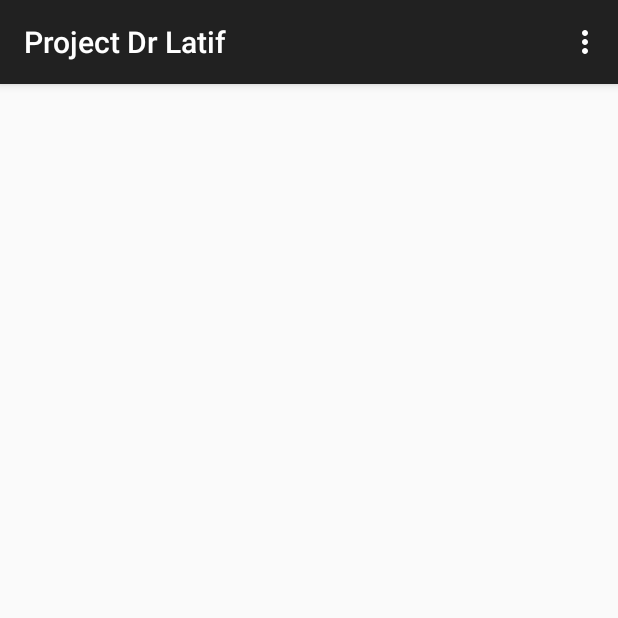
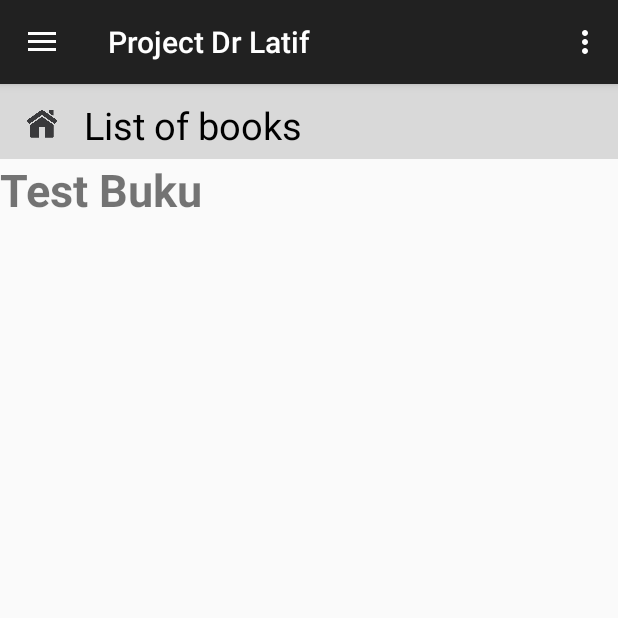
Before and after one commit to Nadzmi-Freelance/Project-Dr-Latif, an Android app: the screen it shows after launch (MainActivity), on a phone screen of 412 x 824 dp, the top half of it. Run offline under Robolectric (Android 15) with nearby library versions, the phone set to English and light mode, and no system bars.

Commit message:
Test 2 - Slide menu (Drawer menu) complete
Dah setel utk drawer menu, listview ada masalah nak detect click antara
'listview kat drawer' n 'listview kat main page(book list)'

```diff
--- a/app/src/main/java/com/example/seladanghijau/projectdrlatif/BookDetail.java
+++ b/app/src/main/java/com/example/seladanghijau/projectdrlatif/BookDetail.java
@@ -4,11 +4,8 @@ import android.os.Bundle;
 import android.support.v7.app.ActionBarActivity;
 
 public class BookDetail extends ActionBarActivity {
-
-    @Override
     protected void onCreate(Bundle savedInstanceState) {
         super.onCreate(savedInstanceState);
         setContentView(R.layout.activity_book_detail);
     }
-
 }
--- a/app/src/main/java/com/example/seladanghijau/projectdrlatif/MainActivity.java
+++ b/app/src/main/java/com/example/seladanghijau/projectdrlatif/MainActivity.java
@@ -1,45 +1,95 @@
 package com.example.seladanghijau.projectdrlatif;
 
 import android.content.Intent;
+import android.content.res.Configuration;
+import android.media.session.PlaybackState;
 import android.os.Bundle;
+import android.support.v4.widget.DrawerLayout;
 import android.support.v7.app.ActionBarActivity;
+import android.support.v7.app.ActionBarDrawerToggle;
 import android.view.Menu;
 import android.view.MenuItem;
 import android.view.View;
+import android.widget.AdapterView;
+import android.widget.ArrayAdapter;
 import android.widget.Button;
+import android.widget.ListView;
+import android.widget.Toast;
+import android.widget.Toolbar;
 
-public class MainActivity extends ActionBarActivity implements View.OnClickListener {
+public class MainActivity extends ActionBarActivity implements AdapterView.OnItemClickListener {
+    ActionBarDrawerToggle drawerListener;
+    DrawerLayout drawerLayout;
+    ListView menuList, listBuku;
+    String[] menus, buku;
 
-    @Override
     protected void onCreate(Bundle savedInstanceState) {
         super.onCreate(savedInstanceState);
         setContentView(R.layout.activity_main);
+
+        // register android objects
+        drawerLayout = (DrawerLayout) findViewById(R.id.drawerLayout);
+        menuList = (ListView) findViewById(R.id.menuList);
+        listBuku = (ListView) findViewById(R.id.listBuku);
+
+        menus = getResources().getStringArray(R.array.menus); // get list of menus from xml file
+        buku = getResources().getStringArray(R.array.buku);
+        drawerListener = new ActionBarDrawerToggle(this, drawerLayout, 0, 0); // declare listener for drawer menu
+        drawerLayout.setDrawerListener(drawerListener); // register listener for drawer menu
+
+        getSupportActionBar().setDisplayHomeAsUpEnabled(true); // set back arrow icon on left, up most of the screen
+
+        // list utk drawer
+        menuList.setAdapter(new ArrayAdapter<>(this, R.layout.menulist_layout, menus)); // set a list of menus for the menu drawer
+        menuList.setOnItemClickListener(this); // register click listener for each of the menus of the menu drawer
+
+        // list utk buku
+        listBuku.setAdapter(new ArrayAdapter<>(this, R.layout.menulist_layout, buku));
+        listBuku.setOnItemClickListener(this);
     }
 
-    public void onClick(View v) {
-        switch(v.getId()) {
+    public void onItemClick(AdapterView<?> parent, View v, int position, long id) { // listen for item(menu) click in the menu drawer
+        switch (v.getId()) {
+            case R.id.listBuku :
+                startActivity(new Intent(this, BookDetail.class));
+                break;
+            case R.id.menuList :
+                menuList.setItemChecked(position, true); // check the item that is being click to true
+                getSupportActionBar().setTitle(menus[position]); // set the title of the action bar(top bar) to the menu that has been clicked
+
+                drawerLayout.closeDrawers(); // close the drawer when an item has been clicked
+                break;
+            default :
+                Toast.makeText(this, "Error", Toast.LENGTH_LONG).show();
+                break;
         }
+
+        // ^---------------------------------------------------------------------------------------- ada error kat sini, takleh nak detect menu mana aq click -----------------------------------------------------
     }
 
-    @Override
+    protected void onPostCreate(Bundle savedInstanceState) { // used for syncing the state of the icon on left, up most of the screen
+        super.onPostCreate(savedInstanceState);
+
+        drawerListener.syncState(); // syncing the state of the icon on left, up most of the screen
+    }
+
     public boolean onCreateOptionsMenu(Menu menu) {
         // Inflate the menu; this adds items to the action bar if it is present.
         getMenuInflater().inflate(R.menu.menu_main, menu);
         return true;
     }
 
-    @Override
-    public boolean onOptionsItemSelected(MenuItem item) {
-        // Handle action bar item clicks here. The action bar will
-        // automatically handle clicks on the Home/Up button, so long
-        // as you specify a parent activity in AndroidManifest.xml.
-        int id = item.getItemId();
-
-        //noinspection SimplifiableIfStatement
-        if (id == R.id.action_settings) {
+    public boolean onOptionsItemSelected(MenuItem item) { // handle action bar item click(top bar)
+        if(drawerListener.onOptionsItemSelected(item)) {
             return true;
         }
 
         return super.onOptionsItemSelected(item);
     }
+
+    public void onConfigurationChanged(Configuration newConfig) { // detect when the configuration(landscape or portrait) of the screen change
+        super.onConfigurationChanged(newConfig);
+
+        drawerListener.onConfigurationChanged(newConfig); // change to new configuration
+    }
 }
--- a/app/src/main/res/layout/activity_book_detail.xml
+++ b/app/src/main/res/layout/activity_book_detail.xml
@@ -75,30 +75,10 @@
                             android:orientation="vertical"
                             android:paddingTop="10dp">
 
-                            <!-- Dalam list view ni akan letak suma komen dari user,
-                                 format comment ada kat bawah -->
                             <ListView
                                 android:id="@+id/listComment"
                                 android:layout_width="match_parent"
                                 android:layout_height="wrap_content"/>
-
-                            <!-- Format komen user
-                            <TextView
-                                android:id="@+id/namaUser"
-                                android:text="Nama User"
-                                android:layout_width="match_parent"
-                                android:layout_height="wrap_content"
-                                android:textStyle="bold"
-                                android:textSize="25dp"/>
-
-                            <TextView
-                                android:id="@+id/infoPositif"
-                                android:text="info positif info positif info positif info positif info positif info positif info positif"
-                                android:layout_width="match_parent"
-                                android:layout_height="wrap_content"
-                                android:textStyle="normal"
-                                android:textSize="20dp"/>
-                             -->
 
                             <LinearLayout
                                 android:layout_width="match_parent"
--- a/app/src/main/res/layout/activity_main.xml
+++ b/app/src/main/res/layout/activity_main.xml
@@ -1,22 +1,63 @@
 <?xml version="1.0" encoding="utf-8"?>
-<LinearLayout xmlns:android="http://schemas.android.com/apk/res/android"
+<android.support.v4.widget.DrawerLayout xmlns:android="http://schemas.android.com/apk/res/android"
     xmlns:tools="http://schemas.android.com/tools"
+    android:id="@+id/drawerLayout"
     android:layout_width="match_parent"
     android:layout_height="match_parent"
     android:orientation="vertical"
     tools:context="com.example.seladanghijau.projectdrlatif.MainActivity">
 
-    <ScrollView
+    <FrameLayout
+        android:id="@+id/mainContent"
         android:layout_width="match_parent"
-        android:layout_height="wrap_content"
-        android:paddingLeft="10dp"
-        android:paddingRight="10dp"
-        android:paddingTop="10dp">
+        android:layout_height="match_parent">
 
-        <ListView
-            android:id="@+id/listBuku"
+        <ScrollView
             android:layout_width="match_parent"
-            android:layout_height="match_parent"/>
-    </ScrollView>
+            android:layout_height="wrap_content">
 
-</LinearLayout>
+            <LinearLayout
+                android:layout_width="match_parent"
+                android:layout_height="match_parent"
+                android:orientation="vertical">
+
+                <LinearLayout
+                    android:layout_width="match_parent"
+                    android:layout_height="50dp"
+                    android:orientation="horizontal"
+                    android:background="#d9d9d9">
+
+                    <ImageView
+                        android:background="@drawable/home_icon"
+                        android:layout_width="25dp"
+                        android:layout_height="25dp"
+                        android:layout_margin="15dp"/>
+
+                    <TextView
+                        android:text="List of books"
+                        android:layout_width="wrap_content"
+                        android:layout_height="wrap_content"
+                        android:layout_marginTop="10dp"
+                        android:textColor="#000000"
+                        android:textStyle="normal"
+                        android:textAlignment="center"
+                        android:textSize="25dp"/>
+                </LinearLayout>
+
+                <ListView
+                    android:id="@+id/listBuku"
+                    android:layout_width="match_parent"
+                    android:layout_height="wrap_content"/>
+            </LinearLayout>
+        </ScrollView>
+    </FrameLayout>
+
+    <ListView
+        android:id="@+id/menuList"
+        android:layout_width="240dp"
+        android:layout_height="match_parent"
+        android:layout_gravity="start"
+        android:background="#FF8800"
+        android:divider="@null"></ListView>
+
+</android.support.v4.widget.DrawerLayout>
--- /dev/null
+++ b/app/src/main/res/layout/menulist_layout.xml
@@ -0,0 +1,8 @@
+<?xml version="1.0" encoding="utf-8"?>
+<TextView xmlns:android="http://schemas.android.com/apk/res/android"
+    android:layout_width="match_parent"
+    android:layout_height="match_parent"
+    android:textStyle="bold"
+    android:textSize="30dp"
+    android:layout_marginTop="10dp">
+</TextView>
--- a/app/src/main/res/values/strings.xml
+++ b/app/src/main/res/values/strings.xml
@@ -2,4 +2,12 @@
     <string name="app_name">Project Dr Latif</string>
     <string name="action_settings">Settings</string>
     <string name="title_activity_book_detail">BookDetail</string>
+
+    <string-array name="menus">
+        <item>Book List</item>
+    </string-array>
+
+    <string-array name="buku">
+        <item>Test Buku</item>
+    </string-array>
 </resources>
```
Also changed, not shown: app/src/main/res/drawable/home_icon.png (added).
